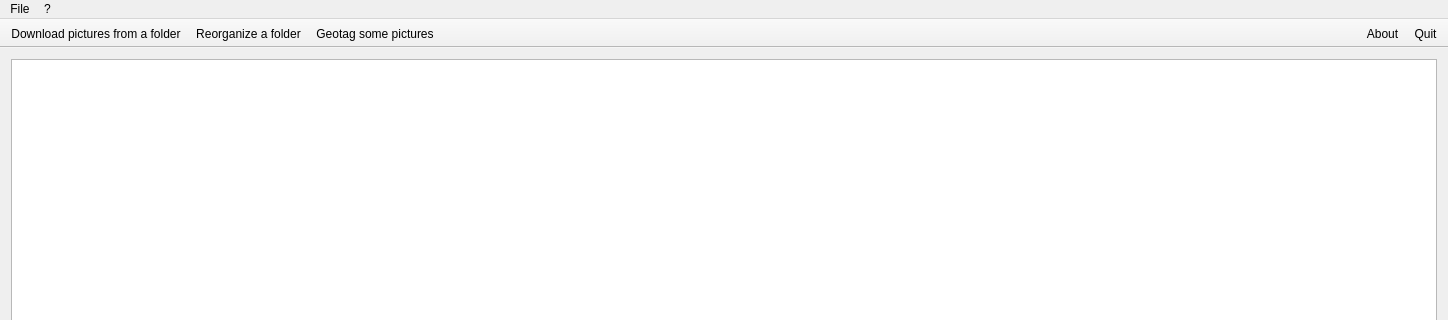
The window that PicsDL/mainwindow.ui (clement-nardi/pics-dl) describes before a commit, drawn with Qt 5; both pictures show x 0 to 1448 and y 0 to 320 of the 1448 by 611 pixel window.
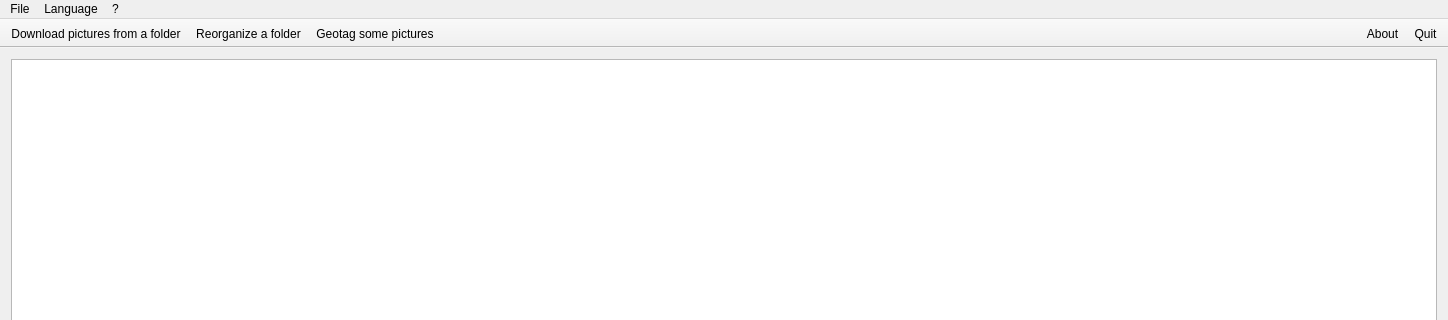
The same window after the commit. Icons and pictures are not drawn.

What changed in the file:
```diff
--- a/PicsDL/mainwindow.ui
+++ b/PicsDL/mainwindow.ui
@@ -75,7 +75,13 @@
     </property>
     <addaction name="actionAbout"/>
    </widget>
+   <widget class="QMenu" name="menuLanguage">
+    <property name="title">
+     <string>Language</string>
+    </property>
+   </widget>
    <addaction name="menuFile"/>
+   <addaction name="menuLanguage"/>
    <addaction name="menu"/>
   </widget>
   <widget class="QToolBar" name="mainToolBar">
```
